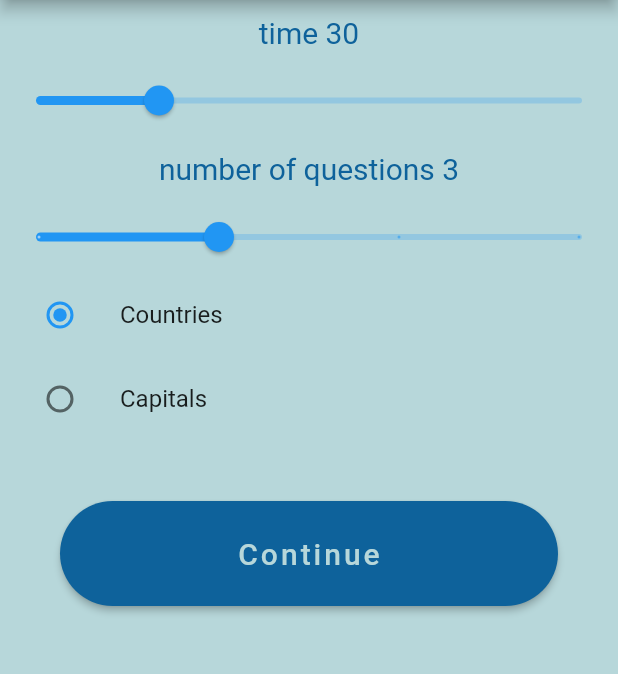
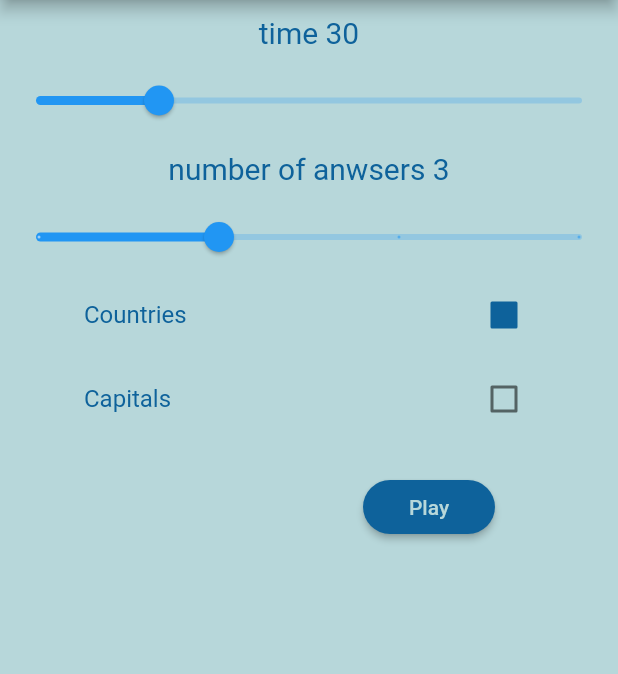
Before and after one commit to lukalajovic12/ll_games, a Flutter app: the GeoQuizSettingsWidget screen opened directly with empty values, on a phone screen of 412 x 824 dp, the part 84-758 px from its top. Run offline on Flutter 3.47's test engine with Material 2 defaults, Android fonts, the phone set to English and light mode, and no system bars; our stand-ins replace charts_flutter, font_awesome_flutter, sqflite; accounts and stored records are empty.

Commit message:
bug fixes

```diff
--- a/assets/geo.csv
+++ b/assets/geo.csv
@@ -87,7 +87,7 @@ Gibraltar,Gibraltar,europe
 Greece,Athens,europe
 Greenland,Nuuk,north america,danish teritory
 Grenada,St. George's,north america
-Guam,Hagåtña,oceania
+Guam,Hagåtña,oceania,us teritory
 Guatemala,Guatemala City,north america
 Guernsey,St. Peter Port,europe,british teritory
 Guinea,Conakry,afrika
--- a/lib/geography/geo_quiz_settings.dart
+++ b/lib/geography/geo_quiz_settings.dart
@@ -11,21 +11,7 @@ import 'statistics.dart';
 class GeoQuizSettingsWidget extends StatefulWidget {
   List<CountryCapital> geoList;
 
-  List<CountryCapital> getGeoList() {
-    if (geoList == null) {
-      geoList = new List();
-    }
-    return geoList;
-  }
-
   List<String> categories = new List();
-
-  List<String> getCategories() {
-    if (categories == null) {
-      categories = new List();
-    }
-    return categories;
-  }
 
   GeoQuizSettingsWidget(List<CountryCapital> geoList, List<String> categories) {
     this.geoList = geoList;
@@ -35,21 +21,6 @@ class GeoQuizSettingsWidget extends StatefulWidget {
   @override
   State createState() =>
       new _GeoQuizSettingsWidget(getGeoList(), getCategories());
-}
-
-enum SingingCharacter { Countries, Capitals }
-
-class _GeoQuizSettingsWidget extends State<GeoQuizSettingsWidget> {
-  List<CountryCapital> geoList;
-
-  List<CountryCapital> getGeoList() {
-    if (geoList == null) {
-      geoList = new List();
-    }
-    return geoList;
-  }
-
-  List<String> categories = new List();
 
   List<String> getCategories() {
     if (categories == null) {
@@ -58,40 +29,32 @@ class _GeoQuizSettingsWidget extends State<GeoQuizSettingsWidget> {
     return categories;
   }
 
+  List<CountryCapital> getGeoList() {
+    if (geoList == null) {
+      geoList = new List();
+    }
+    return geoList;
+  }
+}
+
+class _GeoQuizSettingsWidget extends State<GeoQuizSettingsWidget> {
+  List<CountryCapital> geoList;
+
+  List<String> categories = new List();
+
+  double time = 30.0;
+
+  double numberOfAnwsers = 3.0;
+
+  Map<String, bool> selectedTypes = {};
+
   _GeoQuizSettingsWidget(
       List<CountryCapital> geoList, List<String> categories) {
     this.geoList = geoList;
     this.categories = categories;
-  }
-
-  SingingCharacter _character = SingingCharacter.Countries;
-
-  double time = 30.0;
-
-  int getTime() {
-    if (time == null) {
-      time = 30.0;
-    }
-    return time.round();
-  }
-
-  double questions = 3.0;
-
-  int getQuestions() {
-    if (questions == null) {
-      questions = 3.0;
-    }
-    return questions.round();
-  }
-
-  bool quizType = true;
-
-  int getType() {
-    if (quizType) {
-      return 1;
-    } else {
-      return 0;
-    }
+    selectedTypes = {};
+    selectedTypes['Countries'] = true;
+    selectedTypes['Capitals'] = false;
   }
 
   @override
@@ -135,7 +98,7 @@ class _GeoQuizSettingsWidget extends State<GeoQuizSettingsWidget> {
             Container(
               padding: EdgeInsets.only(top: 10, bottom: 10),
               child: Center(
-                child: Text('number of questions ${getQuestions()}',
+                child: Text('number of anwsers ${getNumberOfAnwsers()}',
                     style: TextStyle(
                       color: Color(hexColor('#0E629B')),
                       fontSize: 20.0,
@@ -143,64 +106,77 @@ class _GeoQuizSettingsWidget extends State<GeoQuizSettingsWidget> {
               ),
             ),
             Slider(
-              value: questions,
+              value: numberOfAnwsers,
               min: 2,
               max: 5,
               divisions: 3,
-              label: questions.round().toString(),
+              label: numberOfAnwsers.round().toString(),
               onChanged: (double value) {
                 setState(() {
-                  questions = value;
+                  numberOfAnwsers = value;
                 });
               },
             ),
-            ListTile(
-              title: const Text('Countries'),
-              leading: Radio(
-                value: SingingCharacter.Countries,
-                groupValue: _character,
-                onChanged: (SingingCharacter value) {
+            Container(
+              padding: new EdgeInsets.only(left: 40, right: 40),
+              child: CheckboxListTile(
+                title: new Text(
+                  'Countries',
+                  style: TextStyle(color: Color(hexColor('#0E629B'))),
+                ),
+                value: selectedTypes['Countries'],
+                onChanged: (bool value) {
                   setState(() {
-                    _character = value;
-                    quizType = true;
+                    selectedTypes['Countries'] = value;
                   });
                 },
-              ),
-            ),
-            ListTile(
-              title: const Text('Capitals'),
-              leading: Radio(
-                value: SingingCharacter.Capitals,
-                groupValue: _character,
-                onChanged: (SingingCharacter value) {
-                  setState(() {
-                    _character = value;
-                    quizType = false;
-                  });
-                },
+                activeColor: Color(hexColor('#0E629B')),
+                checkColor: Color(hexColor('#0E629B')),
               ),
             ),
             Container(
-              height: 150.0,
-              width: 550.0,
-              padding: new EdgeInsets.only(left: 40,right:40,top: 40,bottom: 40),
+              padding: new EdgeInsets.only(left: 40, right: 40),
+              child: CheckboxListTile(
+                title: new Text(
+                  'Capitals',
+                  style: TextStyle(color: Color(hexColor('#0E629B'))),
+                ),
+                value: selectedTypes['Capitals'],
+                onChanged: (bool value) {
+                  setState(() {
+                    selectedTypes['Capitals'] = value;
+                  });
+                },
+                activeColor: Color(hexColor('#0E629B')),
+                checkColor: Color(hexColor('#0E629B')),
+              ),
+            ),
+            Container(
+              padding:
+                  new EdgeInsets.only(top:20,left: 160),
               child: RaisedButton(
                 shape: RoundedRectangleBorder(
-                  borderRadius: BorderRadius.circular(90),
+                  borderRadius: BorderRadius.circular(30),
                 ),
                 color: Color(hexColor('#0E629B')),
                 child: Text(
-                  'Continue',
-                  style: TextStyle(          fontSize: 20.0,
-                      letterSpacing: 2.0,color: Color(hexColor('#B7D7DA'))),
+                  'Play',
+                  style: TextStyle(
+                      color: Color(hexColor('#B7D7DA'))),
                 ),
                 onPressed: () {
-                  Navigator.push(
-                    context,
-                    MaterialPageRoute(
-                        builder: (context) => Quiz(getGeoList(), getType(),
-                            getCategories(), getTime(),getQuestions())),
-                  );
+                  if (selectedTypes['Countries'] || selectedTypes['Capitals']) {
+                    Navigator.push(
+                      context,
+                      MaterialPageRoute(
+                          builder: (context) => Quiz(
+                              getGeoList(),
+                              selectedTypes,
+                              getCategories(),
+                              getTime(),
+                              getNumberOfAnwsers())),
+                    );
+                  }
                 },
               ),
             ),
@@ -209,4 +185,32 @@ class _GeoQuizSettingsWidget extends State<GeoQuizSettingsWidget> {
       ),
     );
   }
+
+  int getTime() {
+    if (time == null) {
+      time = 30.0;
+    }
+    return time.round();
+  }
+
+  int getNumberOfAnwsers() {
+    if (numberOfAnwsers == null) {
+      numberOfAnwsers = 3.0;
+    }
+    return numberOfAnwsers.round();
+  }
+
+  List<String> getCategories() {
+    if (categories == null) {
+      categories = new List();
+    }
+    return categories;
+  }
+
+  List<CountryCapital> getGeoList() {
+    if (geoList == null) {
+      geoList = new List();
+    }
+    return geoList;
+  }
 }
```
Also changed, not shown: lib/geography/geo_main.dart (+30 -21 lines), lib/geography/kviz.dart (+95 -51 lines), lib/geography/statistics.dart (+9 -12 lines).
